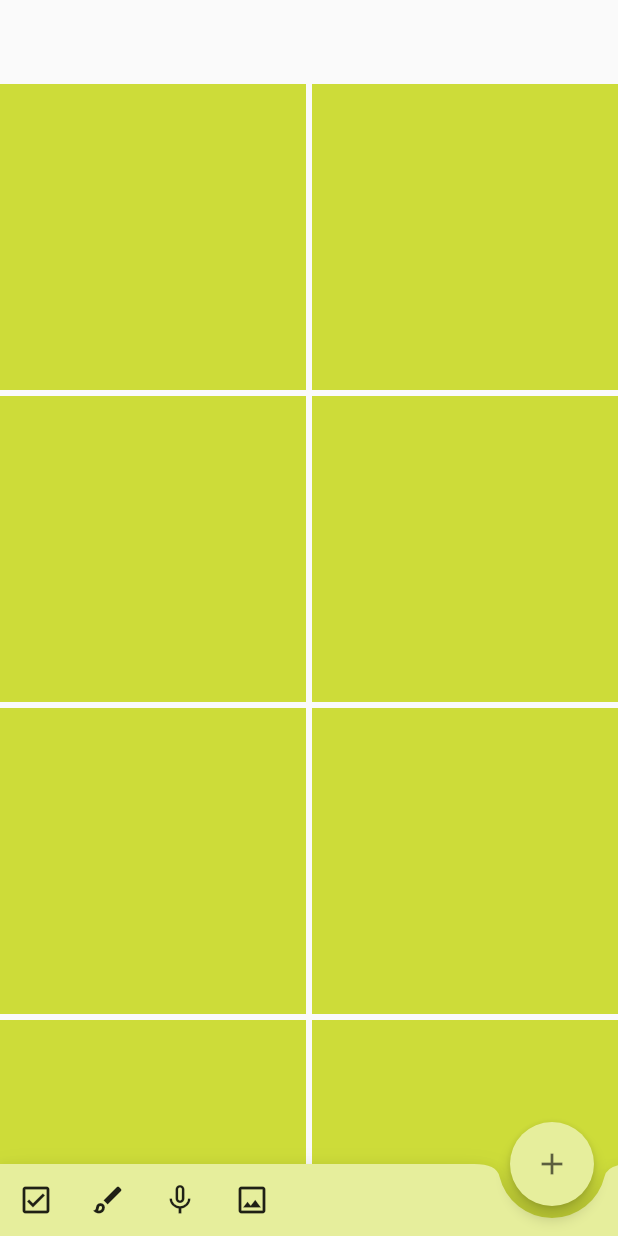
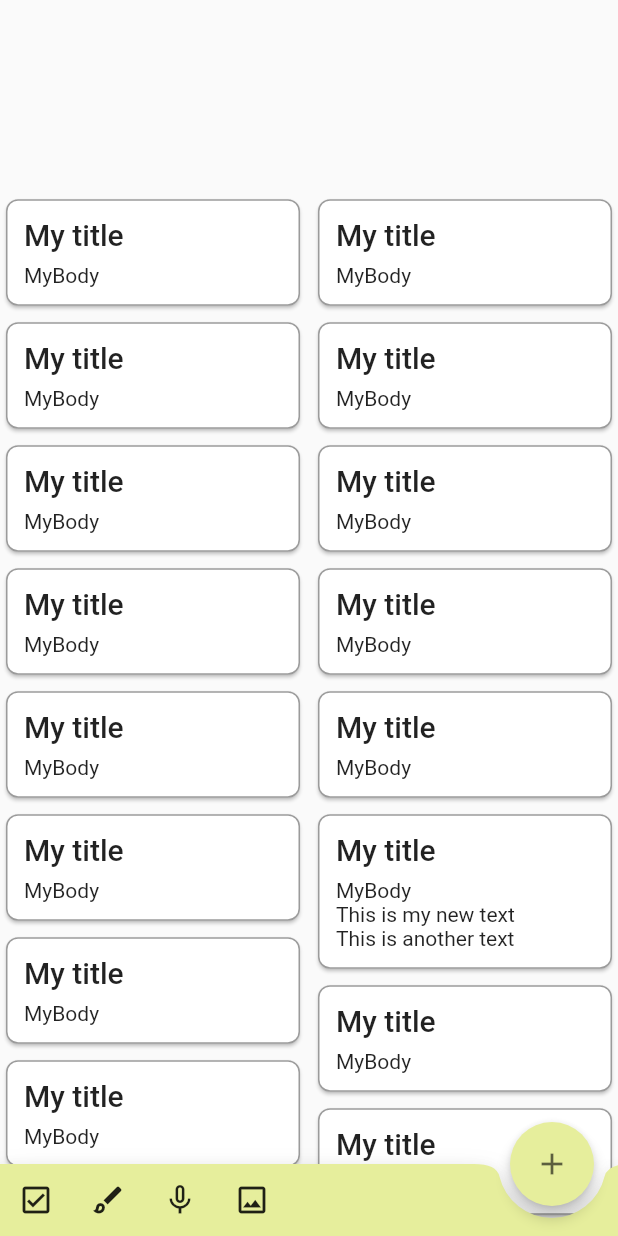
Before and after one commit to shubhamsinghmutualmobile/mm_notes, a Flutter app: the screen it shows after launch, on a phone screen of 412 x 824 dp. Run offline on Flutter 3.47's test engine with Material 2 defaults, Android fonts, the phone set to English and light mode, and no system bars.

Commit message:
Implemented staggered_grid_view for landing_screen

```diff
--- /dev/null
+++ b/lib/screens/landing_screen/components/staggered_grid_view.dart
@@ -0,0 +1,61 @@
+import 'package:flutter/material.dart';
+import 'package:flutter_staggered_grid_view/flutter_staggered_grid_view.dart';
+import 'package:mm_notes/screens/models/note.dart';
+import 'package:mm_notes/screens/note_detail_screen/note_detail_screen.dart';
+
+class NotesGridView extends StatelessWidget {
+  final List<Note> notes;
+
+  const NotesGridView(this.notes, {Key? key}) : super(key: key);
+
+  @override
+  Widget build(BuildContext context) {
+    return StaggeredGridView.count(
+      crossAxisCount: 4,
+      padding: const EdgeInsets.only(
+          top: kToolbarHeight * 2.3, bottom: kToolbarHeight * 1.4),
+      children: notes
+          .map((note) => Card(
+        borderOnForeground: true,
+        shape: RoundedRectangleBorder(
+            side: BorderSide(
+                color: Theme.of(context).hintColor.withAlpha(100)),
+            borderRadius: BorderRadius.circular(8.0)),
+        child: InkWell(
+          customBorder: RoundedRectangleBorder(
+              borderRadius: BorderRadius.circular(8.0)),
+          onTap: () {
+            Navigator.push(
+                context,
+                MaterialPageRoute(
+                    builder: (context) => NoteDetailScreen(note)));
+          },
+          child: Padding(
+            padding: const EdgeInsets.all(8.0),
+            child: Column(
+              crossAxisAlignment: CrossAxisAlignment.start,
+              children: [
+                Padding(
+                  padding: const EdgeInsets.all(4.0),
+                  child: Text(note.title,
+                      style: Theme.of(context).textTheme.headline6),
+                ),
+                Padding(
+                  padding: const EdgeInsets.all(4.0),
+                  child: Text(note.body,
+                      style: Theme.of(context).textTheme.bodyText2),
+                ),
+              ],
+            ),
+          ),
+        ),
+      ))
+          .toList(),
+      staggeredTiles: notes
+          .map<StaggeredTile>((_) => const StaggeredTile.fit(2))
+          .toList(),
+      mainAxisSpacing: 3.0,
+      crossAxisSpacing: 4.0,
+    );
+  }
+}
--- a/lib/screens/landing_screen/landing_screen.dart
+++ b/lib/screens/landing_screen/landing_screen.dart
@@ -1,4 +1,6 @@
 import 'package:flutter/material.dart';
+import 'package:mm_notes/screens/landing_screen/components/staggered_grid_view.dart';
+import 'package:mm_notes/screens/models/note.dart';
 import 'package:mm_notes/screens/note_detail_screen/note_detail_screen.dart';
 
 import 'components/floating_bottom_bar.dart';
@@ -13,10 +15,38 @@ class MyApp extends StatelessWidget {
 
   @override
   Widget build(BuildContext context) {
+    final List<Note> _notes = [
+      Note(0, title: "My title", body: "MyBody", dateCreated: 123456),
+      Note(1, title: "My title", body: "MyBody", dateCreated: 123456),
+      Note(2, title: "My title", body: "MyBody", dateCreated: 123456),
+      Note(3, title: "My title", body: "MyBody", dateCreated: 123456),
+      Note(4, title: "My title", body: "MyBody", dateCreated: 123456),
+      Note(5, title: "My title", body: "MyBody", dateCreated: 123456),
+      Note(6, title: "My title", body: "MyBody", dateCreated: 123456),
+      Note(7, title: "My title", body: "MyBody", dateCreated: 123456),
+      Note(8, title: "My title", body: "MyBody", dateCreated: 123456),
+      Note(9, title: "My title", body: "MyBody", dateCreated: 123456),
+      Note(10, title: "My title", body: "MyBody", dateCreated: 123456),
+      Note(11,
+          title: "My title",
+          body: "MyBody\nThis is my new text\nThis is another text",
+          dateCreated: 123456),
+      Note(12, title: "My title", body: "MyBody", dateCreated: 123456),
+      Note(12, title: "My title", body: "MyBody", dateCreated: 123456),
+      Note(12, title: "My title", body: "MyBody", dateCreated: 123456),
+      Note(12, title: "My title", body: "MyBody", dateCreated: 123456),
+      Note(12, title: "My title", body: "MyBody", dateCreated: 123456),
+      Note(12, title: "My title", body: "MyBody", dateCreated: 123456),
+      Note(12, title: "My title", body: "MyBody", dateCreated: 123456),
+      Note(12, title: "My title", body: "MyBody", dateCreated: 123456),
+      Note(12, title: "My title", body: "MyBody", dateCreated: 123456),
+      Note(12, title: "My title", body: "MyBody", dateCreated: 123456),
+    ];
+
     return MaterialApp(
       title: 'Flutter Demo',
       theme: ThemeData(primarySwatch: Colors.lime),
-      home: const LandingScreen(),
+      home: LandingScreen(_notes),
       debugShowCheckedModeBanner: false,
       darkTheme: ThemeData(brightness: Brightness.dark),
     );
@@ -24,7 +54,9 @@ class MyApp extends StatelessWidget {
 }
 
 class LandingScreen extends StatelessWidget {
-  const LandingScreen({Key? key}) : super(key: key);
+  final List<Note> notes;
+
+  const LandingScreen(this.notes, {Key? key}) : super(key: key);
 
   @override
   Widget build(BuildContext context) {
@@ -35,7 +67,7 @@ class LandingScreen extends StatelessWidget {
           Navigator.push(
               context,
               MaterialPageRoute(
-                  builder: (context) => const NoteDetailScreen()));
+                  builder: (context) => const NoteDetailScreen(null)));
         },
         child: Icon(Icons.add, color: Theme.of(context).hintColor),
         backgroundColor: Theme.of(context).backgroundColor,
@@ -43,32 +75,7 @@ class LandingScreen extends StatelessWidget {
       ),
       floatingActionButtonLocation: FloatingActionButtonLocation.endDocked,
       bottomNavigationBar: const FloatingBottomBar(),
-      body: GridView.count(
-        crossAxisCount: 2,
-        crossAxisSpacing: 4,
-        mainAxisSpacing: 4,
-        children: [
-          Container(color: Theme.of(context).primaryColor),
-          Container(color: Theme.of(context).primaryColor),
-          Container(color: Theme.of(context).primaryColor),
-          Container(color: Theme.of(context).primaryColor),
-          Container(color: Theme.of(context).primaryColor),
-          Container(color: Theme.of(context).primaryColor),
-          Container(color: Theme.of(context).primaryColor),
-          Container(color: Theme.of(context).primaryColor),
-          Container(color: Theme.of(context).primaryColor),
-          Container(color: Theme.of(context).primaryColor),
-          Container(color: Theme.of(context).primaryColor),
-          Container(color: Theme.of(context).primaryColor),
-          Container(color: Theme.of(context).primaryColor),
-          Container(color: Theme.of(context).primaryColor),
-          Container(color: Theme.of(context).primaryColor),
-          Container(color: Theme.of(context).primaryColor),
-          Container(color: Theme.of(context).primaryColor),
-          Container(color: Theme.of(context).primaryColor),
-          Container(color: Theme.of(context).primaryColor),
-        ],
-      ),
+      body: NotesGridView(notes),
       extendBody: true,
       extendBodyBehindAppBar: true,
     );
--- /dev/null
+++ b/lib/screens/models/note.dart
@@ -0,0 +1,8 @@
+class Note {
+  int id;
+  String title, body;
+  double dateCreated;
+
+  Note(this.id,
+      {required this.title, required this.body, required this.dateCreated});
+}
--- a/lib/screens/note_detail_screen/note_detail_screen.dart
+++ b/lib/screens/note_detail_screen/note_detail_screen.dart
@@ -1,12 +1,20 @@
 import 'package:flutter/material.dart';
+import 'package:mm_notes/screens/models/note.dart';
 
 class NoteDetailScreen extends StatelessWidget {
-  const NoteDetailScreen({Key? key}) : super(key: key);
+  final Note? note;
+
+  const NoteDetailScreen(this.note, {Key? key}) : super(key: key);
 
   @override
   Widget build(BuildContext context) {
     final _titleController = TextEditingController();
     final _bodyController = TextEditingController();
+
+    if (note != null) {
+      _titleController.text = note!.title;
+      _bodyController.text = note!.body;
+    }
 
     const _iconSplashRadius = 20.0;
     const _padding = 8.0;
--- a/pubspec.yaml
+++ b/pubspec.yaml
@@ -14,6 +14,7 @@ dependencies:
   cupertino_icons: ^1.0.2
   sqflite:
   path_provider:
+  flutter_staggered_grid_view:
 
 dev_dependencies:
   flutter_test:
```
Also changed, not shown: pubspec.lock.
